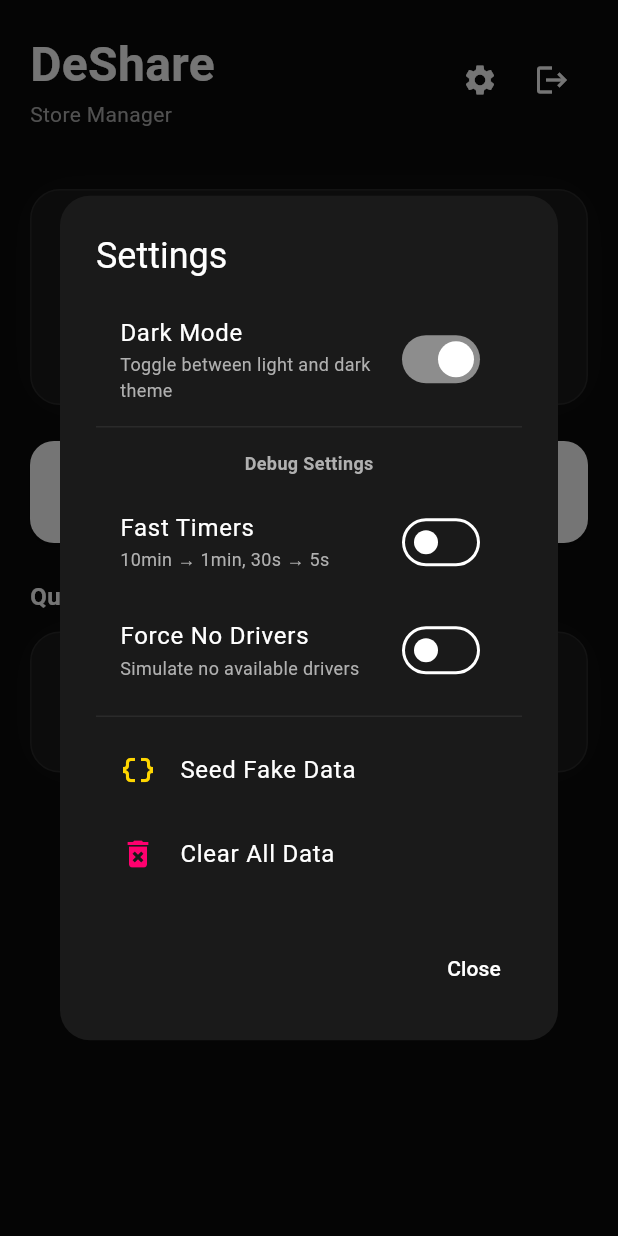
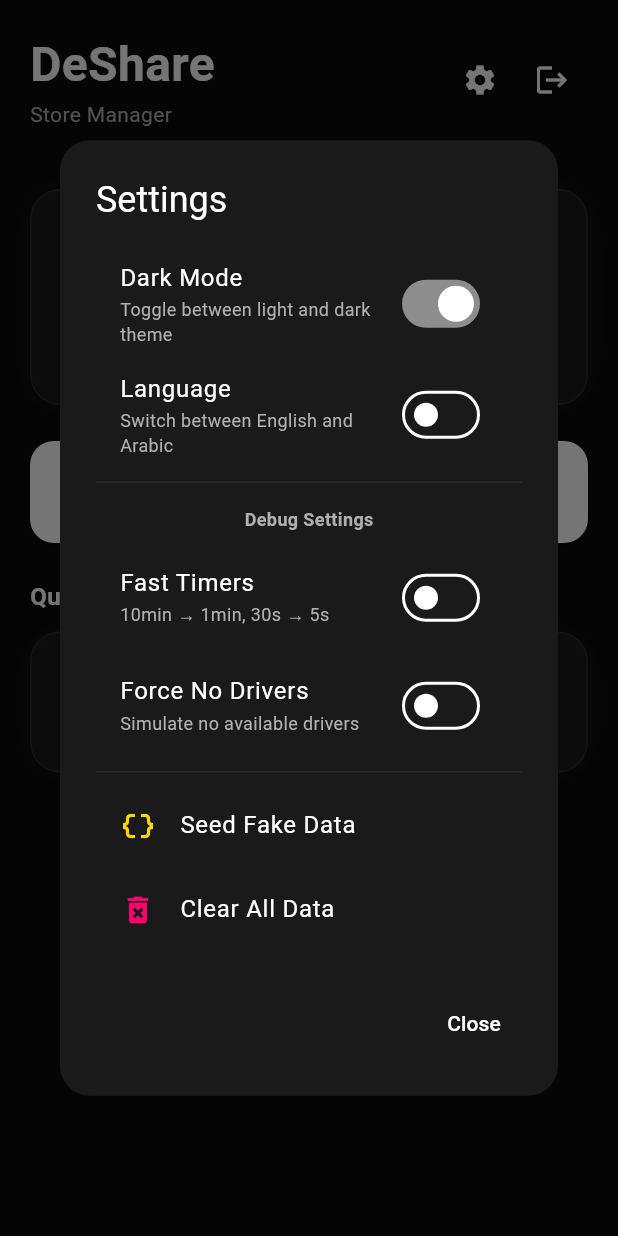
Before and after one commit to Mahrnoud/deshare_mobile, a Flutter app: the HomeScreen screen opened directly, after a tap on the "settings" icon, on a phone screen of 412 x 824 dp. Run offline on Flutter 3.47's test engine with Material 3 defaults, Android fonts, the phone set to English and light mode, and no system bars; our stand-ins replace google_fonts, shared_preferences; accounts and stored records are empty; generated files the repository leaves out were written again; statements that could not run were skipped.

Commit message:
feat: add language switch and translate home screen
- Adds a language switch to the settings dialog to toggle between English and Arabic.
- Translates all hardcoded strings on the home screen.
- Applies user feedback by upgrading the `intl` package and correcting import paths.

```diff
--- a/lib/main.dart
+++ b/lib/main.dart
@@ -9,7 +9,7 @@ import 'providers/history_provider.dart';
 import 'providers/settings_provider.dart';
 import 'providers/auth_provider.dart';
 import 'providers/registration_provider.dart';
-import 'package:flutter_gen/gen_l10n/app_localizations.dart';
+import '../l10n/app_localizations.dart';
 import 'providers/theme_provider.dart'; // NEW
 import 'screens/splash_screen.dart';
 import 'utils/theme.dart';
--- a/lib/screens/home_screen.dart
+++ b/lib/screens/home_screen.dart
@@ -3,7 +3,9 @@
 // ============================================================================
 import 'package:flutter/material.dart';
 import 'package:provider/provider.dart';
+import '../l10n/app_localizations.dart';
 import '../providers/request_provider.dart';
+import '../providers/language_provider.dart';
 import '../providers/history_provider.dart';
 import '../providers/settings_provider.dart';
 import '../providers/auth_provider.dart';
@@ -81,7 +83,9 @@ class _HomeScreenState extends State<HomeScreen> {
                 builder: (context, authProvider, _) {
                   final user = authProvider.currentUser;
                   return Text(
-                    user != null ? 'Welcome, ${user['name']}' : 'Store Manager',
+                    user != null
+                        ? AppLocalizations.of(context)!.welcome(user['name'])
+                        : AppLocalizations.of(context)!.storeManager,
                     style: TextStyle(
                       fontSize: 14,
                       color: AppTheme.getSecondaryTextColor(context),
@@ -123,8 +127,8 @@ class _HomeScreenState extends State<HomeScreen> {
                   color: AppTheme.getTextColor(context),
                 ),
                 const SizedBox(height: 12),
-                 Text(
-                  'No Active Deliveries',
+                Text(
+                  AppLocalizations.of(context)!.noActiveDeliveries,
                   style: TextStyle(
                     fontSize: 18,
                     fontWeight: FontWeight.w600,
@@ -133,7 +137,8 @@ class _HomeScreenState extends State<HomeScreen> {
                 ),
                 const SizedBox(height: 4),
                 Text(
-                  'Create a new delivery request to get started',
+                  AppLocalizations.of(context)!
+                      .createNewDeliveryRequestToGetStarted,
                   style: TextStyle(
                     fontSize: 14,
                     color: AppTheme.getTextColor(context).withOpacity(0.6),
@@ -158,8 +163,8 @@ class _HomeScreenState extends State<HomeScreen> {
               Row(
                 mainAxisAlignment: MainAxisAlignment.spaceBetween,
                 children: [
-                   Text(
-                    'Active Request',
+                  Text(
+                    AppLocalizations.of(context)!.activeRequest,
                     style: TextStyle(
                       fontSize: 12,
                       color: AppTheme.getSecondaryTextColor(context),
@@ -184,7 +189,7 @@ class _HomeScreenState extends State<HomeScreen> {
                    Icon(Icons.location_on, size: 16, color: AppTheme.getTextColor(context)),
                   const SizedBox(width: 4),
                   Text(
-                    '${request.stops.length} stop(s)',
+                    AppLocalizations.of(context)!.stops(request.stops.length),
                     style:  TextStyle(color: AppTheme.getTextColor(context)),
                   ),
                   const SizedBox(width: 16),
@@ -210,7 +215,7 @@ class _HomeScreenState extends State<HomeScreen> {
                       const Icon(Icons.local_offer, size: 16, color: AppTheme.accentYellow),
                       const SizedBox(width: 8),
                       Text(
-                        '${request.offers.length} offer(s) available',
+                        AppLocalizations.of(context)!.offersAvailable(request.offers.length),
                         style: TextStyle(
                           color: AppTheme.getTextColor(context),
                           fontWeight: FontWeight.w600,
@@ -257,7 +262,7 @@ class _HomeScreenState extends State<HomeScreen> {
           Icon(Icons.add_circle_outline, size: 28, color: AppTheme.getBackgroundColor(context),),
           SizedBox(width: 12),
           Text(
-            'Create New Delivery Request',
+            AppLocalizations.of(context)!.createNewDeliveryRequest,
             style: TextStyle(
               fontSize: 18,
               fontWeight: FontWeight.bold,
@@ -273,8 +278,8 @@ class _HomeScreenState extends State<HomeScreen> {
     return Column(
       crossAxisAlignment: CrossAxisAlignment.start,
       children: [
-         Text(
-          'Quick Actions',
+        Text(
+          AppLocalizations.of(context)!.quickActions,
           style: TextStyle(
             fontSize: 16,
             fontWeight: FontWeight.w600,
@@ -293,9 +298,9 @@ class _HomeScreenState extends State<HomeScreen> {
                 child: Column(
                   children: [
                     Icon(Icons.history, size: 32, color: AppTheme.getTextColor(context)),
-                    SizedBox(height: 8),
+                    const SizedBox(height: 8),
                     Text(
-                      'History',
+                      AppLocalizations.of(context)!.history,
                       style: TextStyle(
                         fontSize: 14,
                         fontWeight: FontWeight.w600,
@@ -316,9 +321,9 @@ class _HomeScreenState extends State<HomeScreen> {
                 child: Column(
                   children: [
                     Icon(Icons.analytics, size: 32, color: AppTheme.getTextColor(context)),
-                    SizedBox(height: 8),
+                    const SizedBox(height: 8),
                     Text(
-                      'Reports',
+                      AppLocalizations.of(context)!.reports,
                       style: TextStyle(
                         fontSize: 14,
                         fontWeight: FontWeight.w600,
@@ -346,7 +351,7 @@ class _HomeScreenState extends State<HomeScreen> {
         backgroundColor: AppTheme.getSurfaceColor(context),
         shape: RoundedRectangleBorder(borderRadius: BorderRadius.circular(20)),
         title: Text(
-          'Settings',
+          AppLocalizations.of(context)!.settings,
           style: TextStyle(color: AppTheme.getTextColor(context)),
         ),
         content: Consumer2<SettingsProvider, ThemeProvider>(
@@ -356,11 +361,11 @@ class _HomeScreenState extends State<HomeScreen> {
               // Theme Toggle
               SwitchListTile(
                 title: Text(
-                  'Dark Mode',
+                  AppLocalizations.of(context)!.darkMode,
                   style: TextStyle(color: AppTheme.getTextColor(context)),
                 ),
                 subtitle: Text(
-                  'Toggle between light and dark theme',
+                  AppLocalizations.of(context)!.toggleTheme,
                   style: TextStyle(
                     color: AppTheme.getSecondaryTextColor(context),
                     fontSize: 12,
@@ -372,12 +377,36 @@ class _HomeScreenState extends State<HomeScreen> {
                 },
                 activeColor: AppTheme.getAccentColor(context),
               ),
+              Consumer<LanguageProvider>(
+                builder: (context, languageProvider, _) => SwitchListTile(
+                  title: Text(
+                    AppLocalizations.of(context)!.language,
+                    style: TextStyle(color: AppTheme.getTextColor(context)),
+                  ),
+                  subtitle: Text(
+                    AppLocalizations.of(context)!.toggleLanguage,
+                    style: TextStyle(
+                      color: AppTheme.getSecondaryTextColor(context),
+                      fontSize: 12,
+                    ),
+                  ),
+                  value: languageProvider.appLocale == const Locale('ar'),
+                  onChanged: (value) {
+                    if (value) {
+                      languageProvider.changeLanguage(const Locale('ar'));
+                    } else {
+                      languageProvider.changeLanguage(const Locale('en'));
+                    }
+                  },
+                  activeColor: AppTheme.getAccentColor(context),
+                ),
+              ),
               const Divider(),
               // Debug Settings Header
               Padding(
                 padding: const EdgeInsets.symmetric(vertical: 8),
                 child: Text(
-                  'Debug Settings',
+                  AppLocalizations.of(context)!.debugSettings,
                   style: TextStyle(
                     color: AppTheme.getSecondaryTextColor(context),
                     fontSize: 12,
@@ -387,11 +416,11 @@ class _HomeScreenState extends State<HomeScreen> {
               ),
               SwitchListTile(
                 title: Text(
-                  'Fast Timers',
+                  AppLocalizations.of(context)!.fastTimers,
                   style: TextStyle(color: AppTheme.getTextColor(context)),
                 ),
                 subtitle: Text(
-                  '10min → 1min, 30s → 5s',
+                  AppLocalizations.of(context)!.fastTimersDescription,
                   style: TextStyle(
                     color: AppTheme.getSecondaryTextColor(context),
                     fontSize: 12,
@@ -403,11 +432,11 @@ class _HomeScreenState extends State<HomeScreen> {
               ),
               SwitchListTile(
                 title: Text(
-                  'Force No Drivers',
+                  AppLocalizations.of(context)!.forceNoDrivers,
                   style: TextStyle(color: AppTheme.getTextColor(context)),
                 ),
                 subtitle: Text(
-                  'Simulate no available drivers',
+                  AppLocalizations.of(context)!.forceNoDriversDescription,
                   style: TextStyle(
                     color: AppTheme.getSecondaryTextColor(context),
                     fontSize: 12,
@@ -424,7 +453,7 @@ class _HomeScreenState extends State<HomeScreen> {
                   color: AppTheme.accentYellow,
                 ),
                 title: Text(
-                  'Seed Fake Data',
+                  AppLocalizations.of(context)!.seedFakeData,
                   style: TextStyle(color: AppTheme.getTextColor(context)),
                 ),
                 onTap: () {
@@ -432,7 +461,7 @@ class _HomeScreenState extends State<HomeScreen> {
                   Navigator.pop(context);
                   ScaffoldMessenger.of(context).showSnackBar(
                     SnackBar(
-                      content: const Text('Added 5 fake requests'),
+                      content: Text(AppLocalizations.of(context)!.addedFakeRequests),
                       backgroundColor: AppTheme.getSurfaceColor(context),
                     ),
                   );
@@ -444,7 +473,7 @@ class _HomeScreenState extends State<HomeScreen> {
                   color: AppTheme.accentRed,
                 ),
                 title: Text(
-                  'Clear All Data',
+                  AppLocalizations.of(context)!.clearAllData,
                   style: TextStyle(color: AppTheme.getTextColor(context)),
                 ),
                 onTap: () {
@@ -453,11 +482,11 @@ class _HomeScreenState extends State<HomeScreen> {
                     builder: (ctx) => AlertDialog(
                       backgroundColor: AppTheme.getSurfaceColor(context),
                       title: Text(
-                        'Confirm',
+                        AppLocalizations.of(context)!.confirm,
                         style: TextStyle(color: AppTheme.getTextColor(context)),
                       ),
                       content: Text(
-                        'This will clear all requests and settings',
+                        AppLocalizations.of(context)!.confirmClearAllData,
                         style: TextStyle(
                           color: AppTheme.getSecondaryTextColor(context),
                         ),
@@ -465,7 +494,7 @@ class _HomeScreenState extends State<HomeScreen> {
                       actions: [
                         TextButton(
                           onPressed: () => Navigator.pop(ctx),
-                          child: const Text('Cancel'),
+                          child: Text(AppLocalizations.of(context)!.cancel),
                         ),
                         TextButton(
                           onPressed: () {
@@ -475,7 +504,7 @@ class _HomeScreenState extends State<HomeScreen> {
                             Navigator.pop(context);
                           },
                           child: Text(
-                            'Clear',
+                            AppLocalizations.of(context)!.clear,
                             style: TextStyle(color: AppTheme.accentRed),
                           ),
                         ),
@@ -490,7 +519,7 @@ class _HomeScreenState extends State<HomeScreen> {
         actions: [
           TextButton(
             onPressed: () => Navigator.pop(context),
-            child: const Text('Close'),
+            child: Text(AppLocalizations.of(context)!.close),
           ),
         ],
       ),
@@ -506,33 +535,34 @@ class _HomeScreenState extends State<HomeScreen> {
           borderRadius: BorderRadius.circular(20),
         ),
         title: Text(
-          'Logout',
+          AppLocalizations.of(context)!.logout,
           style: TextStyle(color: AppTheme.getTextColor(context)),
         ),
         content: Text(
-          'Are you sure you want to logout?',
+          AppLocalizations.of(context)!.confirmLogout,
           style: TextStyle(color: AppTheme.getTextColor(context)),
         ),
         actions: [
           TextButton(
             onPressed: () => Navigator.pop(ctx),
-            child: const Text('Cancel'),
+            child: Text(AppLocalizations.of(context)!.cancel),
           ),
           TextButton(
             onPressed: () async {
-              final authProvider = Provider.of<AuthProvider>(context, listen: false);
+              final authProvider =
+                  Provider.of<AuthProvider>(context, listen: false);
               await authProvider.logout();
 
               if (context.mounted) {
                 Navigator.of(context).pushAndRemoveUntil(
                   MaterialPageRoute(builder: (_) => const LoginScreen()),
-                      (route) => false,
+                  (route) => false,
                 );
               }
             },
-            child: const Text(
-              'Logout',
-              style: TextStyle(color: Color(0xFFFF006E)),
+            child: Text(
+              AppLocalizations.of(context)!.logout,
+              style: const TextStyle(color: Color(0xFFFF006E)),
             ),
           ),
         ],
--- a/lib/screens/login_screen.dart
+++ b/lib/screens/login_screen.dart
@@ -3,7 +3,7 @@
 // ============================================================================
 import 'package:deshare/screens/registration_step1_screen.dart';
 import 'package:flutter/material.dart';
-import 'package:flutter_gen/gen_l10n/app_localizations.dart';
+import '../l10n/app_localizations.dart';
 import 'package:provider/provider.dart';
 import '../providers/auth_provider.dart';
 import '../utils/theme.dart';
--- a/pubspec.yaml
+++ b/pubspec.yaml
@@ -12,7 +12,7 @@ dependencies:
 
   flutter_localizations:
     sdk: flutter
-  intl: ^0.19.0
+  intl: ^0.20.2
 
   provider: ^6.0.5
   shared_preferences: ^2.2.2
```
Also changed, not shown: lib/l10n/app_ar.arb (+32 -1 lines), lib/l10n/app_en.arb (+32 -1 lines).
